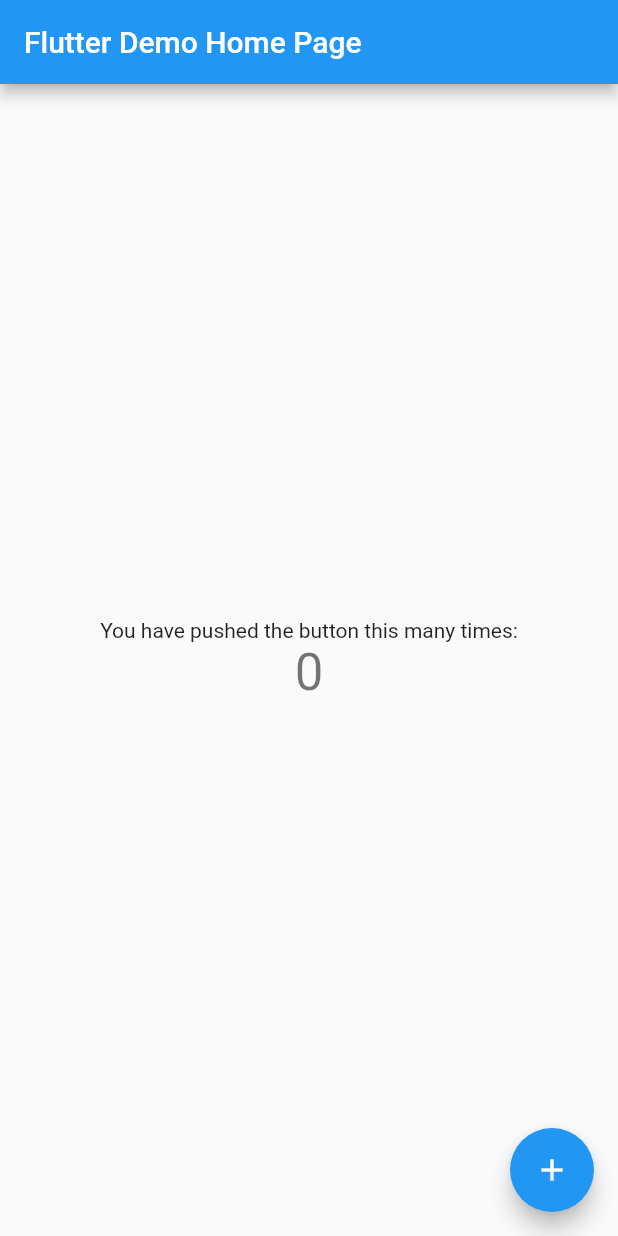
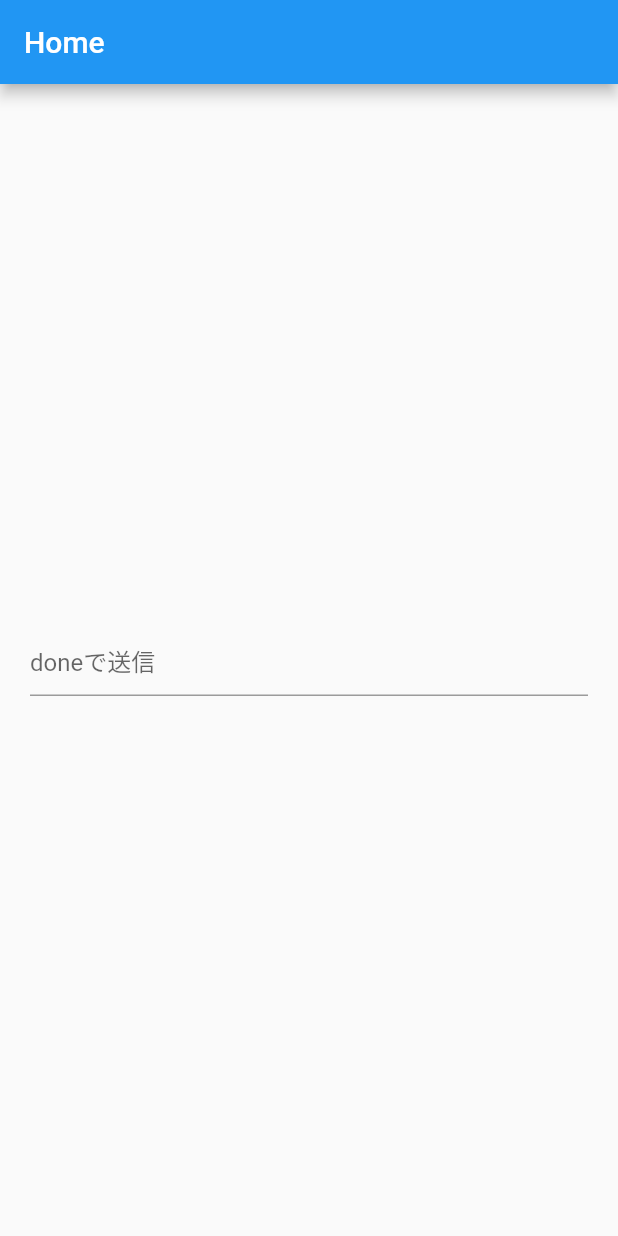
Before and after one commit to MihiroSaito/push_notification_and_dynamic_links_app, a Flutter app: the screen it shows after launch, on a phone screen of 412 x 824 dp. Run offline on Flutter 3.47's test engine with Material 2 defaults, Android fonts, the phone set to English and light mode, and no system bars.

Commit message:
Update main.dart

```diff
--- a/lib/main.dart
+++ b/lib/main.dart
@@ -5,109 +5,96 @@
 }
 
 class MyApp extends StatelessWidget {
-  // This widget is the root of your application.
   @override
   Widget build(BuildContext context) {
     return MaterialApp(
       title: 'Flutter Demo',
       theme: ThemeData(
-        // This is the theme of your application.
-        //
-        // Try running your application with "flutter run". You'll see the
-        // application has a blue toolbar. Then, without quitting the app, try
-        // changing the primarySwatch below to Colors.green and then invoke
-        // "hot reload" (press "r" in the console where you ran "flutter run",
-        // or simply save your changes to "hot reload" in a Flutter IDE).
-        // Notice that the counter didn't reset back to zero; the application
-        // is not restarted.
         primarySwatch: Colors.blue,
       ),
-      home: MyHomePage(title: 'Flutter Demo Home Page'),
+      home: MyHomePage(),
     );
   }
 }
 
 class MyHomePage extends StatefulWidget {
-  MyHomePage({Key? key, required this.title}) : super(key: key);
-
-  // This widget is the home page of your application. It is stateful, meaning
-  // that it has a State object (defined below) that contains fields that affect
-  // how it looks.
-
-  // This class is the configuration for the state. It holds the values (in this
-  // case the title) provided by the parent (in this case the App widget) and
-  // used by the build method of the State. Fields in a Widget subclass are
-  // always marked "final".
-
-  final String title;
+  MyHomePage({Key? key}) : super(key: key);
 
   @override
   _MyHomePageState createState() => _MyHomePageState();
 }
 
 class _MyHomePageState extends State<MyHomePage> {
-  int _counter = 0;
 
-  void _incrementCounter() {
-    setState(() {
-      // This call to setState tells the Flutter framework that something has
-      // changed in this State, which causes it to rerun the build method below
-      // so that the display can reflect the updated values. If we changed
-      // _counter without calling setState(), then the build method would not be
-      // called again, and so nothing would appear to happen.
-      _counter++;
-    });
-  }
+  String _text = '';
 
   @override
   Widget build(BuildContext context) {
-    // This method is rerun every time setState is called, for instance as done
-    // by the _incrementCounter method above.
-    //
-    // The Flutter framework has been optimized to make rerunning build methods
-    // fast, so that you can just rebuild anything that needs updating rather
-    // than having to individually change instances of widgets.
     return Scaffold(
       appBar: AppBar(
-        // Here we take the value from the MyHomePage object that was created by
-        // the App.build method, and use it to set our appbar title.
-        title: Text(widget.title),
+        title: Text('Home'),
       ),
       body: Center(
-        // Center is a layout widget. It takes a single child and positions it
-        // in the middle of the parent.
         child: Column(
-          // Column is also a layout widget. It takes a list of children and
-          // arranges them vertically. By default, it sizes itself to fit its
-          // children horizontally, and tries to be as tall as its parent.
-          //
-          // Invoke "debug painting" (press "p" in the console, choose the
-          // "Toggle Debug Paint" action from the Flutter Inspector in Android
-          // Studio, or the "Toggle Debug Paint" command in Visual Studio Code)
-          // to see the wireframe for each widget.
-          //
-          // Column has various properties to control how it sizes itself and
-          // how it positions its children. Here we use mainAxisAlignment to
-          // center the children vertically; the main axis here is the vertical
-          // axis because Columns are vertical (the cross axis would be
-          // horizontal).
           mainAxisAlignment: MainAxisAlignment.center,
           children: <Widget>[
-            Text(
-              'You have pushed the button this many times:',
-            ),
-            Text(
-              '$_counter',
-              style: Theme.of(context).textTheme.headline4,
-            ),
+            Container(
+              padding: const EdgeInsets.all(20),
+              child: TextField(
+                decoration: InputDecoration(
+                  hintText: 'doneで送信'
+                ),
+                onSubmitted: (text){
+                  setState(() {
+                    _text = text;
+                  });
+                  //todo: プッシュ通知を飛ばす
+                  Navigator.push(
+                      context,
+                      MaterialPageRoute(builder: (context) => NextPage(text: _text,),
+                      )
+                  );
+                },
+              ),
+            )
           ],
         ),
       ),
-      floatingActionButton: FloatingActionButton(
-        onPressed: _incrementCounter,
-        tooltip: 'Increment',
-        child: Icon(Icons.add),
-      ), // This trailing comma makes auto-formatting nicer for build methods.
     );
   }
 }
+
+class NextPage extends StatefulWidget {
+  const NextPage({Key? key, required this.text}) : super(key: key);
+
+  final String text;
+
+  @override
+  _NextPageState createState() => _NextPageState();
+}
+
+class _NextPageState extends State<NextPage> {
+  @override
+  Widget build(BuildContext context) {
+    return Scaffold(
+      appBar: AppBar(
+        title: Text('NextPage'),
+      ),
+      body: SingleChildScrollView(
+        child: Center(
+          child: Padding(
+            padding: const EdgeInsets.all(20),
+            child: Column(
+              mainAxisAlignment: MainAxisAlignment.center,
+              children: <Widget>[
+                Container(
+                  child: Text('${widget.text}'),
+                )
+              ],
+            ),
+          ),
+        ),
+      ),
+    );
+  }
+}
```
